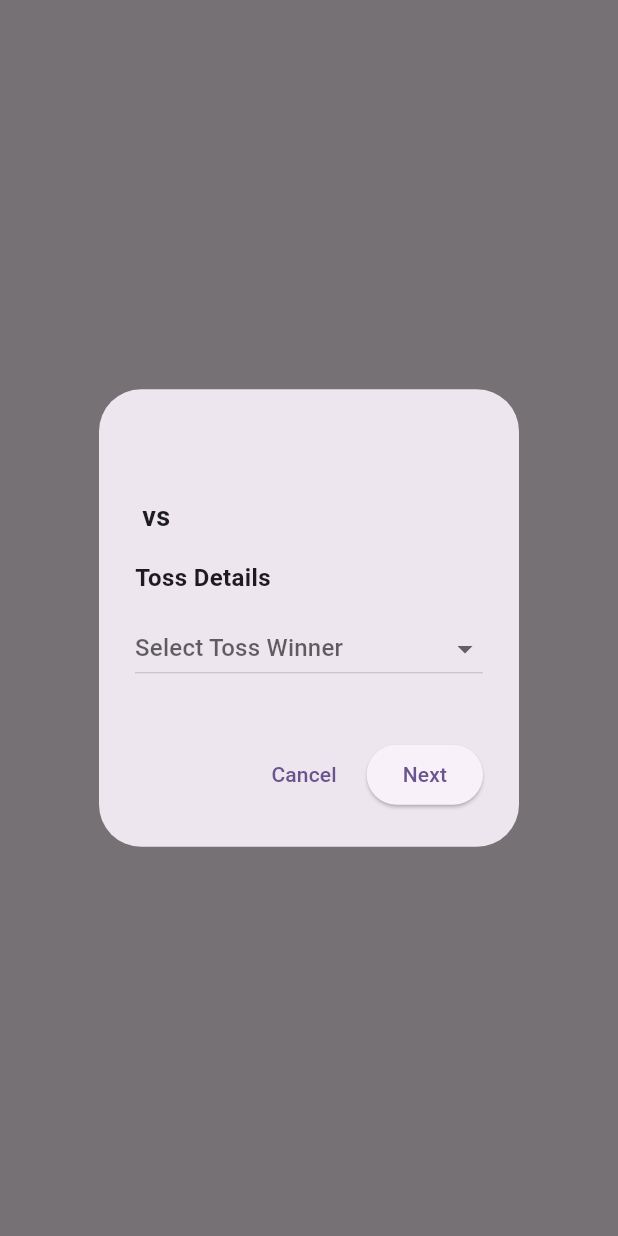
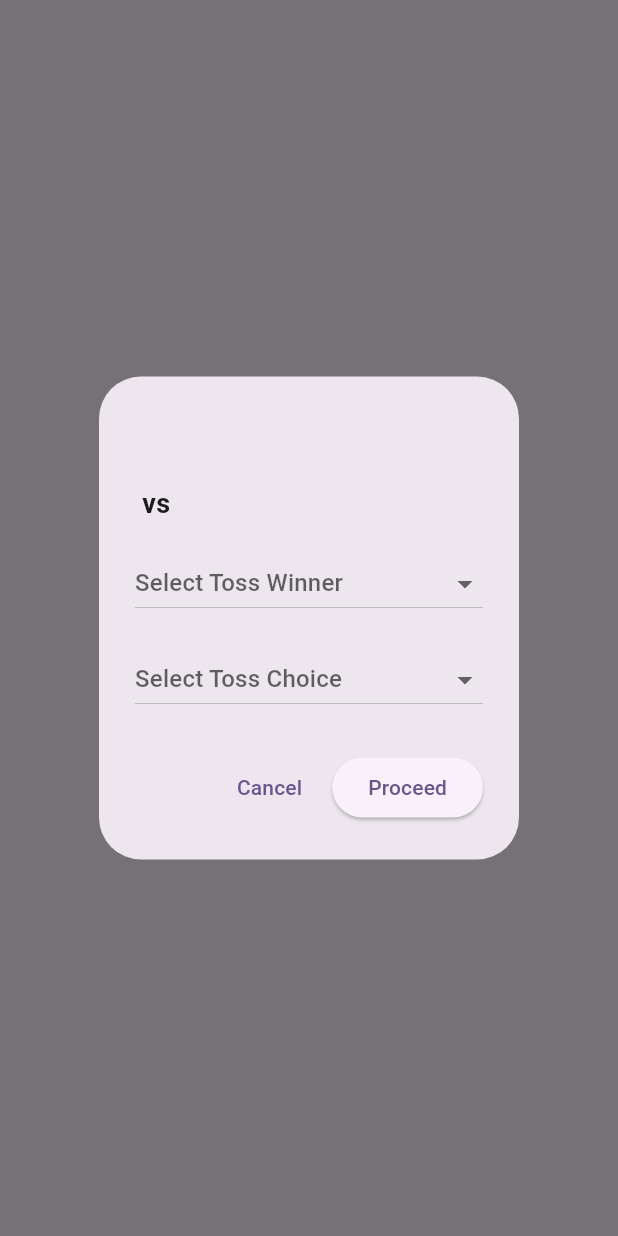
Before and after one commit to iamSantosh24/ScoreMe, a Flutter app: what openTossScreen() shows on an empty page, opened directly with empty values, on a phone screen of 412 x 824 dp. Run offline on Flutter 3.47's test engine with Material 3 defaults, Android fonts, the phone set to English and light mode, and no system bars; our stand-ins replace flutter_secure_storage; accounts and stored records are empty; network calls fail.

Commit message:
Changes: calling openTossScreen once the league is opened and passing the necessary data

```diff
--- a/lib/navigation_utils.dart
+++ b/lib/navigation_utils.dart
@@ -4,6 +4,7 @@ import 'player_utils.dart';
 import 'dart:math';
 
 void openTossScreen(BuildContext context, {
+  required String sportType,
   required String team1,
   required String team2,
   required String matchTitle,
@@ -11,6 +12,19 @@ void openTossScreen(BuildContext context, {
 }) {
   String? tossWinner;
   String? tossChoice;
+
+  // Set toss choices based on sportType
+  List<String> tossChoices;
+  switch (sportType) {
+    case 'Cricket':
+      tossChoices = ['Batting', 'Bowling'];
+      break;
+    case 'Throwball':
+      tossChoices = ['Serve', 'Court'];
+      break;
+    default:
+      tossChoices = ['Option 1', 'Option 2'];
+  }
 
   showDialog(
     context: context,
@@ -49,46 +63,31 @@ void openTossScreen(BuildContext context, {
                     style: const TextStyle(fontSize: 18, fontWeight: FontWeight.bold),
                   ),
                   const SizedBox(height: 16),
-                  const Text(
-                    'Toss Details',
-                    style: TextStyle(fontSize: 16, fontWeight: FontWeight.bold),
-                  ),
-                  const SizedBox(height: 12),
                   DropdownButton<String>(
                     hint: const Text('Select Toss Winner'),
                     value: tossWinner,
                     isExpanded: true,
-                    items: [
-                      DropdownMenuItem<String>(
-                        value: team1,
-                        child: Text(team1),
-                      ),
-                      DropdownMenuItem<String>(
-                        value: team2,
-                        child: Text(team2),
-                      ),
-                    ],
+                    items: [team1, team2].map((team) {
+                      return DropdownMenuItem<String>(
+                        value: team,
+                        child: Text(team),
+                      );
+                    }).toList(),
                     onChanged: (value) => setState(() => tossWinner = value),
                   ),
-                  const SizedBox(height: 12),
-                  if (tossWinner != null) ...[
-                    const Text(
-                      'Toss Choice',
-                      style: TextStyle(fontSize: 14, fontWeight: FontWeight.w600),
-                    ),
-                    RadioListTile<String>(
-                      title: const Text('Batting'),
-                      value: 'Batting',
-                      groupValue: tossChoice,
-                      onChanged: (value) => setState(() => tossChoice = value),
-                    ),
-                    RadioListTile<String>(
-                      title: const Text('Bowling'),
-                      value: 'Bowling',
-                      groupValue: tossChoice,
-                      onChanged: (value) => setState(() => tossChoice = value),
-                    ),
-                  ],
+                  const SizedBox(height: 16),
+                  DropdownButton<String>(
+                    hint: const Text('Select Toss Choice'),
+                    value: tossChoice,
+                    isExpanded: true,
+                    items: tossChoices.map((choice) {
+                      return DropdownMenuItem<String>(
+                        value: choice,
+                        child: Text(choice),
+                      );
+                    }).toList(),
+                    onChanged: (value) => setState(() => tossChoice = value),
+                  ),
                 ],
               ),
             ),
@@ -99,7 +98,7 @@ void openTossScreen(BuildContext context, {
               ),
               ElevatedButton(
                 onPressed: proceedToPlayerSelection,
-                child: const Text('Next'),
+                child: const Text('Proceed'),
               ),
             ],
           );
--- a/lib/scoreboard_screen.dart
+++ b/lib/scoreboard_screen.dart
@@ -1233,7 +1233,8 @@ class _ScoreboardScreenState extends State<ScoreboardScreen> {
               child: TabBarView(
                 children: [
                   // Live Scoring Tab
-                  Column(
+                  SingleChildScrollView(
+                    child: Column(
                       mainAxisAlignment: MainAxisAlignment.end,
                       children: [
                         Padding(
@@ -1333,6 +1334,7 @@ class _ScoreboardScreenState extends State<ScoreboardScreen> {
                           ),
                         ),
                       ],
+                    ),
                   ),
                   // Squads Tab
                   SingleChildScrollView(
```
Also changed, not shown: lib/live_score_screen.dart (+41 -7 lines), lib/match_creation_screen.dart (+15 -1 lines). Lines whose indentation alone changed are shown as unchanged.
